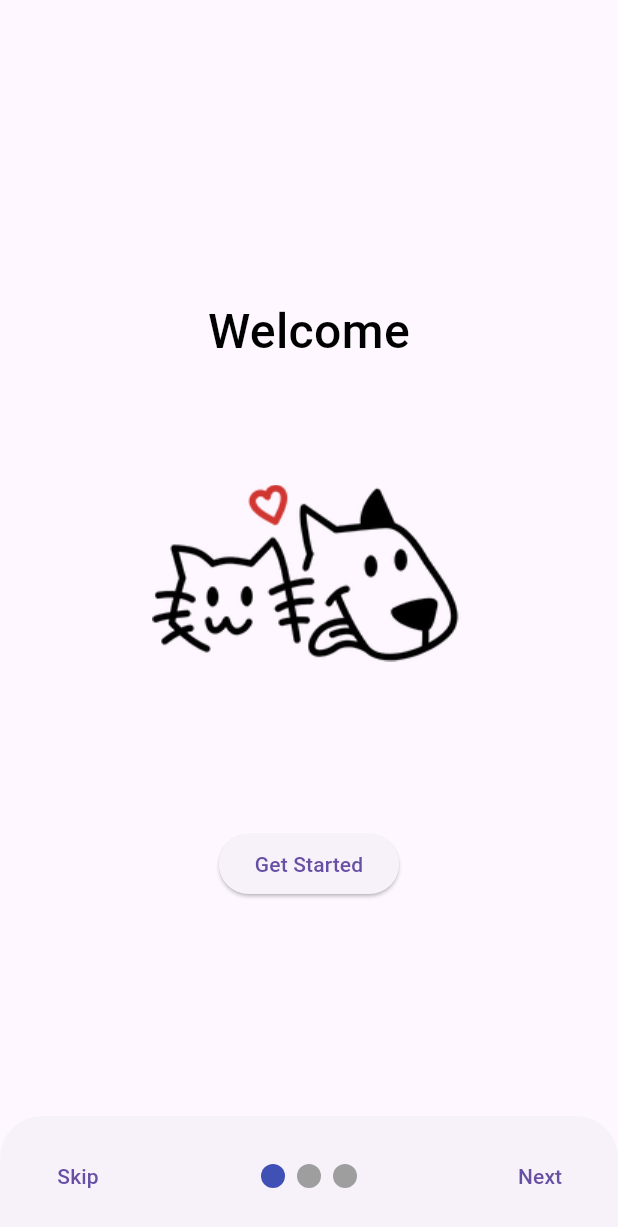
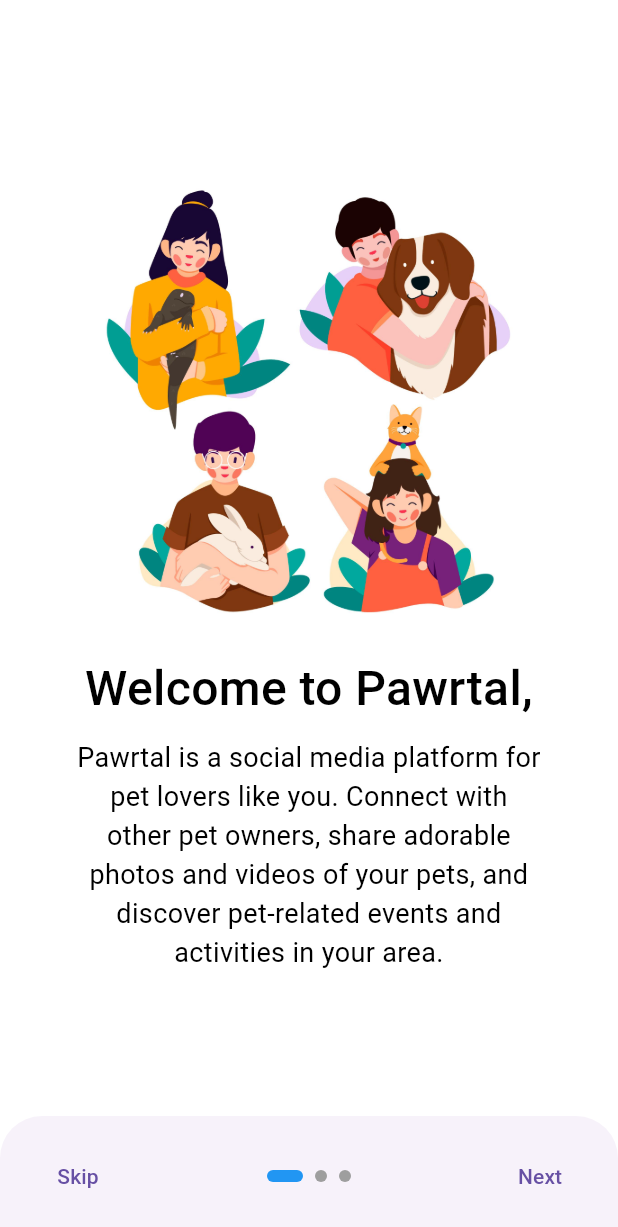
Before and after one commit to uniqly/pawrtal, a Flutter app: the Welcome screen opened directly with empty values, on a phone screen of 412 x 824 dp. Shown: the top 1227 px of the screen. Run offline on Flutter 3.47's test engine with Material 3 defaults, Android fonts, the light colour scheme and no system bars; drawn by our look-alikes of smooth_page_indicator; our stand-ins replace firebase_auth, firebase_core, flutter_spinkit, google_sign_in; accounts and stored records are empty.

Commit message:
Updated onboarding after registration

```diff
--- a/lib/main.dart
+++ b/lib/main.dart
@@ -2,7 +2,6 @@ import 'package:flutter/material.dart';
 import 'package:firebase_core/firebase_core.dart';
 import 'package:pawrtal/firebase_options.dart';
 import 'package:pawrtal/screens/authenticate/authenticate.dart';
-import 'package:pawrtal/screens/wrapper.dart';
 import 'package:pawrtal/services/auth.dart';
 import 'package:provider/provider.dart';
 import 'package:pawrtal/models/myuser.dart';
--- a/lib/screens/authenticate/register.dart
+++ b/lib/screens/authenticate/register.dart
@@ -1,6 +1,4 @@
 import 'package:flutter/material.dart';
-import 'package:pawrtal/screens/onboarding/welcome.dart';
-import 'package:pawrtal/screens/wrapper.dart';
 import 'package:pawrtal/services/auth.dart';
 import 'package:pawrtal/shared/constants.dart';
 import 'package:pawrtal/shared/loading.dart';
--- a/lib/screens/onboarding/welcome.dart
+++ b/lib/screens/onboarding/welcome.dart
@@ -11,92 +11,134 @@ class Welcome extends StatefulWidget {
 }
 
 class _WelcomeState extends State<Welcome> {
-  final controller = PageController()
-;
+  final controller = PageController();
   bool loading = false;
+  bool isLastPage = false;
+
   @override
   void dispose() {
     controller.dispose();
     super.dispose();
   }
+
   @override
   Widget build(BuildContext context) {
     return loading ? const Loading() : Scaffold(
       body: Container(
+        color: Colors.white,
         padding: const EdgeInsets.only(bottom: 80),
         child: PageView(
           controller: controller,
+          onPageChanged: (index) {
+            setState(() => isLastPage = index == 2);
+          },
           children: [
-            Container(
+            _buildPageContent(
+              image: 'assets/app/people_with_pets.jpg',
+              title: 'Welcome to Pawrtal, ${widget.username ?? 'username'}',
+              body: 'Pawrtal is a social media platform for pet lovers like you. Connect with other pet owners, share adorable photos and videos of your pets, and discover pet-related events and activities in your area.',
+            ),
+            _buildPageContent(
+              image: 'assets/app/people-playing-with-their-pets.png', // Change this to the actual image path for page 2
+              title: 'Share and Discover',
+              body: 'Share your pet\'s special moments with our community. From playful puppies to curious cats, Pawrtal lets you showcase your furry friends and discover others who share your passion for pets.',
+            ),
+            _buildPageContent(
+              image: 'assets/app/people_walking_dog.jpg', // Change this to the actual image path for page 3
+              title: 'Join the Pawrtal Community',
+              body: 'Join the Pawrtal community today! Create an account to start connecting with pet lovers, finding local events, and getting expert advice on pet care. Your adventure with your pet begins here.',
+            ),
+          ],
+        ),
+      ),
+      bottomSheet: Container(
+        padding: const EdgeInsets.symmetric(horizontal: 20),
+        height: 80,
+        child: Row(
+          mainAxisAlignment: MainAxisAlignment.spaceBetween,
+          children: [
+            TextButton(
+              onPressed: () {
+                Navigator.pushReplacementNamed(context, '/home');
+              },
+              child: const Text('Skip'),
+            ),
+            Center(
+              child: SmoothPageIndicator(
+                controller: controller,
+                count: 3,
+                effect: const ExpandingDotsEffect(
+                  dotHeight: 8,
+                  dotWidth: 8,
+                  activeDotColor: Colors.blue,
+                ),
+                onDotClicked: (index) => controller.animateToPage(
+                  index,
+                  duration: const Duration(milliseconds: 500),
+                  curve: Curves.easeIn,
+                ),
+              ),
+            ),
+            isLastPage
+            ? TextButton(
+                onPressed: () {
+                  Navigator.pushReplacementNamed(context, '/home');
+                },
+                child: const Text('Get Started'),
+              )
+            : TextButton(
+                onPressed: () {
+                  controller.nextPage(
+                    duration: const Duration(milliseconds: 500),
+                    curve: Curves.ease,
+                  );
+                },
+                child: const Text('Next'),
+              ),
+          ],
+        ),
+      ),
+    );
+  }
+
+  Widget _buildPageContent({required String image, required String title, required String body}) {
+    return Container(
       padding: const EdgeInsets.symmetric(vertical: 20.0, horizontal: 50.0),
       child: Column(
+        mainAxisAlignment: MainAxisAlignment.center,
         children: <Widget>[
-                const SizedBox(height: 200.0),
-                Text(
-                  'Welcome ${widget.username ?? 'username'}',
+          const SizedBox(height: 20.0),
+          Center(
+            child: Image.asset(
+              image,
+              width: 300,
+              height: 300,
+            ),
+          ),
+          const SizedBox(height: 20.0),
+          Flexible(
+            child: Text(
+              title,
               textAlign: TextAlign.center,
               style: const TextStyle(
                 color: Colors.black,
                 fontSize: 32,
                 fontFamily: 'Roboto',
                 fontWeight: FontWeight.w500,
-                      height: 0.05,
-                    ) ,
-                ), // Display the welcome message
-                const SizedBox(height: 10.0),
-                Center(
-                  child: Image.asset(
-                    'assets/app/pawrtal_icon.png',
-                    width: 300,
-                    height: 300,
               ),
             ),
-                const SizedBox(height: 20.0),
-                ElevatedButton(
-                  onPressed: () {
-                    // Navigate to the onboarding process
-                    // Navigator.push()
-                  },
-                child: const Text('Get Started'),
-                )
-              ]
+          ),
+          const SizedBox(height: 10.0),
+          Text(
+            body,
+            textAlign: TextAlign.center,
+            style: const TextStyle(
+              fontSize: 18,
+              color: Colors.black,
             ),
           ),
-          Container(
-            color:Colors.purple,
-            child: const Center(child: Text('Page 2'))
+        ],
       ),
-          Container(
-            color:Colors.blue,
-            child: const Center(child: Text('Page 3'))
-          ),
-          ]
-          )
-    ),
-    bottomSheet: Container(
-      padding: const EdgeInsets.symmetric(horizontal: 20 ),
-      height: 80,
-      child: Row(
-        mainAxisAlignment: MainAxisAlignment.spaceBetween,
-        children: [
-          TextButton(
-            child: const Text('Skip'),
-            onPressed: () {
-              Navigator.pushReplacementNamed(context, '/home');
-            }
-          ),
-          Center(
-            child: SmoothPageIndicator(
-              controller: controller,
-            count: 3,
-          ),
-          ),
-          TextButton(
-            child: const Text('Next'),
-            onPressed: () {}
-          ),
-        ]
-      ))
     );
   }
 }
```
Also changed, not shown: assets/app/community.jpg (added), assets/app/people-playing-with-their-pets.png (added), assets/app/people_walking_dog.jpg (added), assets/app/people_with_pets.jpg (added). Lines whose indentation alone changed are shown as unchanged.
